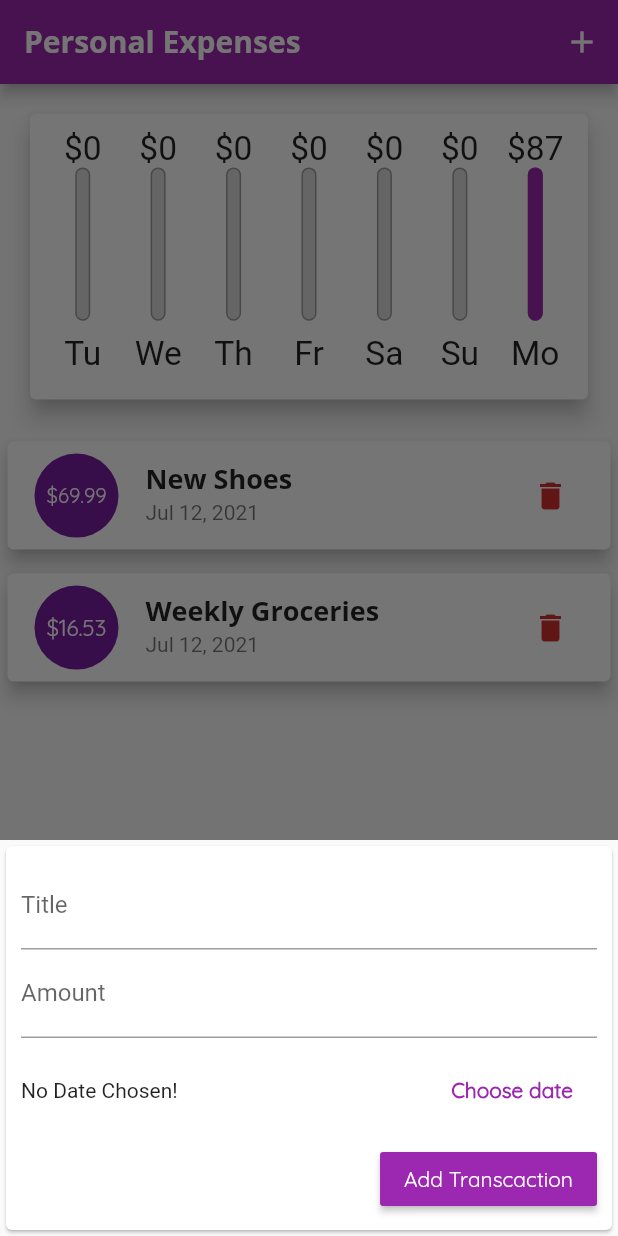
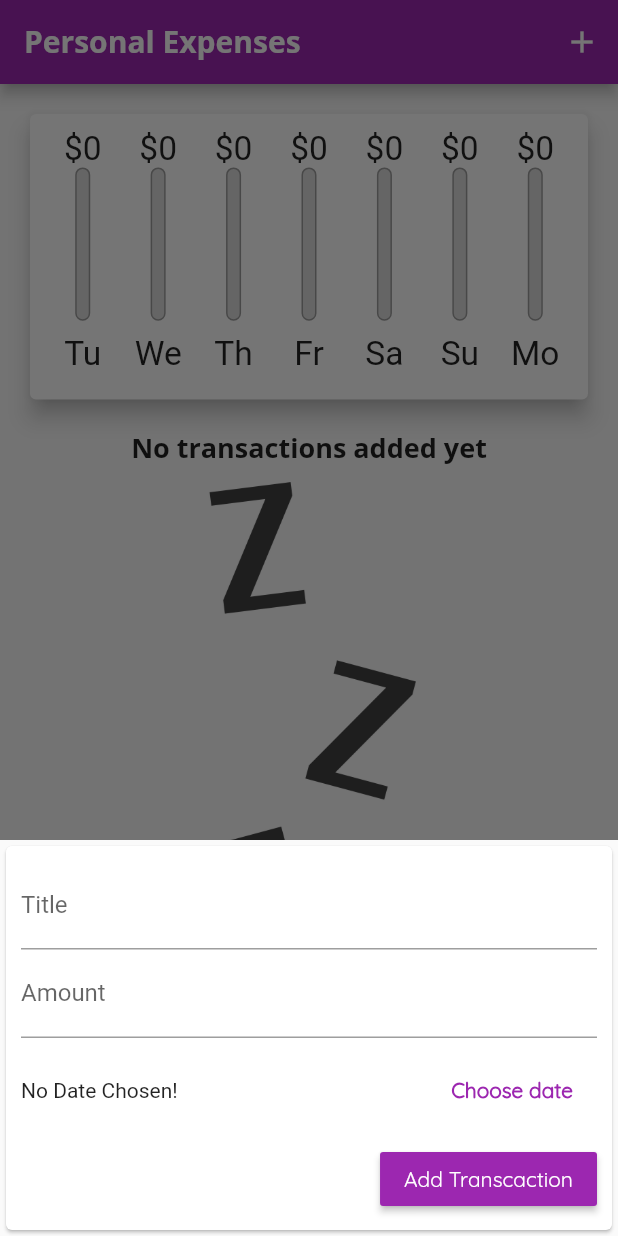
Before and after one commit to RodgersX/Personal-Expenses, a Flutter app: the screen it shows after launch, after a tap on the "add" icon, on a phone screen of 412 x 824 dp. Run offline on Flutter 3.47's test engine with Material 2 defaults, Android fonts, the phone set to English and light mode, and no system bars.

Commit message:
adaptive design

```diff
--- a/lib/main.dart
+++ b/lib/main.dart
@@ -1,5 +1,7 @@
+import 'dart:io';
+
+import 'package:flutter/cupertino.dart';
 import 'package:flutter/material.dart';
-import 'package:flutter/services.dart';
 
 import './widgets/new_transaction.dart';
 import './widgets/transaction_list.dart';
@@ -7,11 +9,9 @@ import './widgets/chart.dart';
 import './models/transaction.dart';
 
 void main() {
-  // set screen orientation for your app
-  // WidgetsFlutterBinding.ensureInitialized();
   // SystemChrome.setPreferredOrientations([
   //   DeviceOrientation.portraitUp,
-  //   DeviceOrientation.portraitDown,
+  //   DeviceOrientation.portraitUp,
   // ]);
   runApp(MyApp());
 }
@@ -20,7 +20,6 @@ class MyApp extends StatelessWidget {
   @override
   Widget build(BuildContext context) {
     return MaterialApp(
-      debugShowCheckedModeBanner: false,
       title: 'Personal Expenses',
       theme: ThemeData(
           primarySwatch: Colors.purple,
@@ -28,7 +27,7 @@ class MyApp extends StatelessWidget {
           // errorColor: Colors.red,
           fontFamily: 'Quicksand',
           textTheme: ThemeData.light().textTheme.copyWith(
-                title: TextStyle(
+                headline6: TextStyle(
                   fontFamily: 'OpenSans',
                   fontWeight: FontWeight.bold,
                   fontSize: 18,
@@ -37,7 +36,7 @@ class MyApp extends StatelessWidget {
               ),
           appBarTheme: AppBarTheme(
             textTheme: ThemeData.light().textTheme.copyWith(
-                  title: TextStyle(
+                  headline6: TextStyle(
                     fontFamily: 'OpenSans',
                     fontSize: 20,
                     fontWeight: FontWeight.bold,
@@ -58,20 +57,19 @@ class MyHomePage extends StatefulWidget {
 
 class _MyHomePageState extends State<MyHomePage> {
   final List<Transaction> _userTransactions = [
-    Transaction(
-      id: 't1',
-      title: 'New Shoes',
-      amount: 69.99,
-      date: DateTime.now(),
-    ),
-    Transaction(
-      id: 't2',
-      title: 'Weekly Groceries',
-      amount: 16.53,
-      date: DateTime.now(),
-    ),
+    // Transaction(
+    //   id: 't1',
+    //   title: 'New Shoes',
+    //   amount: 69.99,
+    //   date: DateTime.now(),
+    // ),
+    // Transaction(
+    //   id: 't2',
+    //   title: 'Weekly Groceries',
+    //   amount: 16.53,
+    //   date: DateTime.now(),
+    // ),
   ];
-
   bool _showChart = false;
 
   List<Transaction> get _recentTransactions {
@@ -111,7 +109,7 @@ class _MyHomePageState extends State<MyHomePage> {
     );
   }
 
-  void _d(String id) {
+  void _deleteTransaction(String id) {
     setState(() {
       _userTransactions.removeWhere((tx) => tx.id == id);
     });
@@ -121,7 +119,6 @@ class _MyHomePageState extends State<MyHomePage> {
   Widget build(BuildContext context) {
     final mediaQuery = MediaQuery.of(context);
     final isLandscape = mediaQuery.orientation == Orientation.landscape;
-
     final appBar = AppBar(
       title: Text(
         'Personal Expenses',
@@ -133,18 +130,15 @@ class _MyHomePageState extends State<MyHomePage> {
         ),
       ],
     );
-
     final txListWidget = Container(
       height: (mediaQuery.size.height -
               appBar.preferredSize.height -
               mediaQuery.padding.top) *
           0.7,
-      child: TransactionList(_userTransactions, _d),
+      child: TransactionList(_userTransactions, _deleteTransaction),
     );
-
-    return Scaffold(
-      appBar: appBar,
-      body: SingleChildScrollView(
+    final pageBody = SafeArea(
+      child: SingleChildScrollView(
         child: Column(
           // mainAxisAlignment: MainAxisAlignment.start,
           crossAxisAlignment: CrossAxisAlignment.stretch,
@@ -152,16 +146,21 @@ class _MyHomePageState extends State<MyHomePage> {
             if (isLandscape)
               Row(
                 mainAxisAlignment: MainAxisAlignment.center,
-                children: [
-                  Text('Show Chart'),
-                  Switch(
+                children: <Widget>[
+                  Text(
+                    'Show Chart',
+                    // ignore: deprecated_member_use
+                    style: Theme.of(context).textTheme.title,
+                  ),
+                  Switch.adaptive(
+                    activeColor: Theme.of(context).accentColor,
                     value: _showChart,
                     onChanged: (val) {
                       setState(() {
                         _showChart = val;
                       });
                     },
-                  )
+                  ),
                 ],
               ),
             if (!isLandscape)
@@ -169,7 +168,7 @@ class _MyHomePageState extends State<MyHomePage> {
                 height: (mediaQuery.size.height -
                         appBar.preferredSize.height -
                         mediaQuery.padding.top) *
-                    .3,
+                    0.3,
                 child: Chart(_recentTransactions),
               ),
             if (!isLandscape) txListWidget,
@@ -178,19 +177,25 @@ class _MyHomePageState extends State<MyHomePage> {
                   ? Container(
                       height: (mediaQuery.size.height -
                               appBar.preferredSize.height -
-                              MediaQuery.of(context).padding.top) *
-                          .7,
+                              mediaQuery.padding.top) *
+                          0.7,
                       child: Chart(_recentTransactions),
                     )
                   : txListWidget
           ],
         ),
       ),
+    );
+    return Scaffold(
+      appBar: appBar,
+      body: pageBody,
       floatingActionButtonLocation: FloatingActionButtonLocation.centerFloat,
-      floatingActionButton: FloatingActionButton(
-        child: Icon(Icons.add),
-        onPressed: () => _startAddNewTransaction(context),
-      ),
+      floatingActionButton: Platform.isIOS
+          ? Container()
+          : FloatingActionButton(
+              child: Icon(Icons.add),
+              onPressed: () => _startAddNewTransaction(context),
+            ),
     );
   }
 }
--- /dev/null
+++ b/lib/widgets/adaptive_flat_button.dart
@@ -0,0 +1,32 @@
+import 'dart:io';
+
+import 'package:flutter/material.dart';
+import 'package:flutter/cupertino.dart';
+
+class AdaptiveFlatButton extends StatelessWidget {
+  final String text;
+  final VoidCallback handler;
+
+  AdaptiveFlatButton(this.text, this.handler);
+
+  @override
+  Widget build(BuildContext context) {
+    return Platform.isIOS
+        ? CupertinoButton(
+            onPressed: handler,
+            child: Text(
+              text,
+              style: TextStyle(fontWeight: FontWeight.bold),
+            ),
+          )
+        // ignore: deprecated_member_use
+        : FlatButton(
+            textColor: Theme.of(context).primaryColor,
+            onPressed: handler,
+            child: Text(
+              'Choose date',
+              style: TextStyle(fontWeight: FontWeight.bold),
+            ),
+          );
+  }
+}
--- a/lib/widgets/new_transaction.dart
+++ b/lib/widgets/new_transaction.dart
@@ -1,3 +1,5 @@
+import 'package:expense_planner/widgets/adaptive_flat_button.dart';
+import 'package:flutter/cupertino.dart';
 import 'package:flutter/material.dart';
 import 'package:intl/intl.dart';
 
@@ -86,15 +88,7 @@ class _NewTransactionState extends State<NewTransaction> {
                           ? 'No Date Chosen!'
                           : 'Picked date: ${DateFormat.yMd().format(_selectedDate)}'),
                     ),
-                    // ignore: deprecated_member_use
-                    FlatButton(
-                      textColor: Theme.of(context).primaryColor,
-                      onPressed: _presentDatePicker,
-                      child: Text(
-                        'Choose date',
-                        style: TextStyle(fontWeight: FontWeight.bold),
-                      ),
-                    )
+                    AdaptiveFlatButton('Choose Date', _presentDatePicker)
                   ],
                 ),
               ),
--- a/lib/widgets/transaction_list.dart
+++ b/lib/widgets/transaction_list.dart
@@ -16,8 +16,7 @@ class TransactionList extends StatelessWidget {
             return Column(
               children: [
                 Text('No transactions added yet',
-                    // ignore: deprecated_member_use
-                    style: Theme.of(context).textTheme.title),
+                    style: Theme.of(context).textTheme.headline6),
                 SizedBox(
                   height: 10,
                 ),
@@ -56,6 +55,7 @@ class TransactionList extends StatelessWidget {
                     DateFormat.yMMMd().format(transactions[index].date),
                   ),
                   trailing: MediaQuery.of(context).size.width > 460
+                      // ignore: deprecated_member_use
                       ? FlatButton.icon(
                           icon: Icon(Icons.delete),
                           label: Text('Delete'),
```
